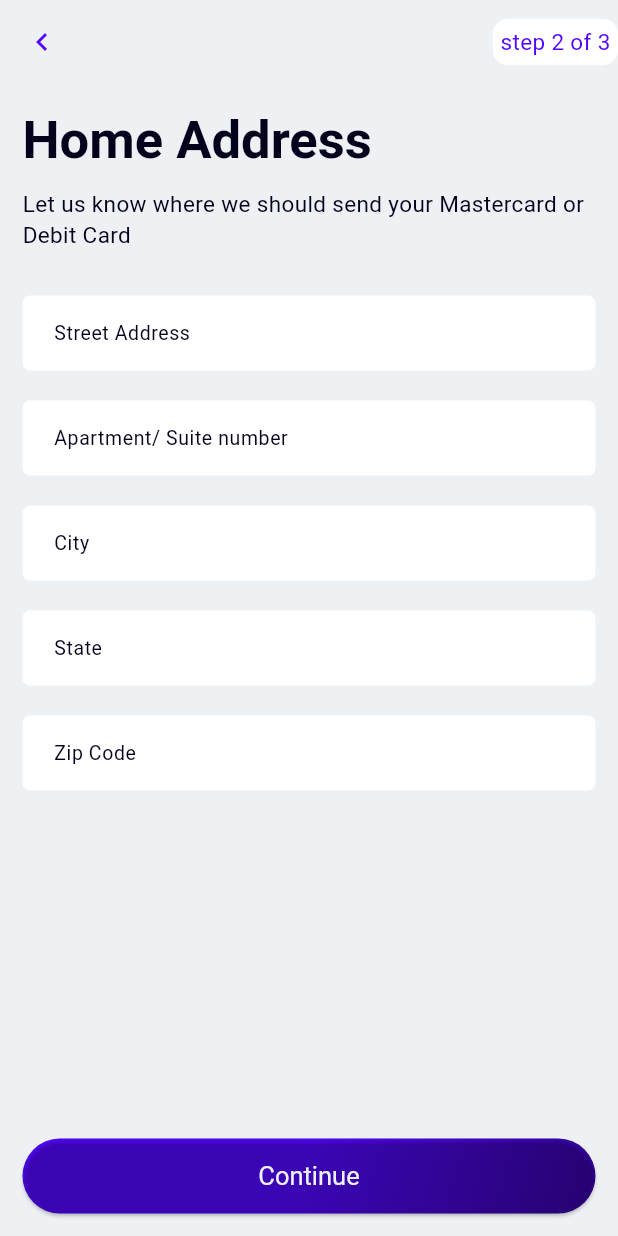
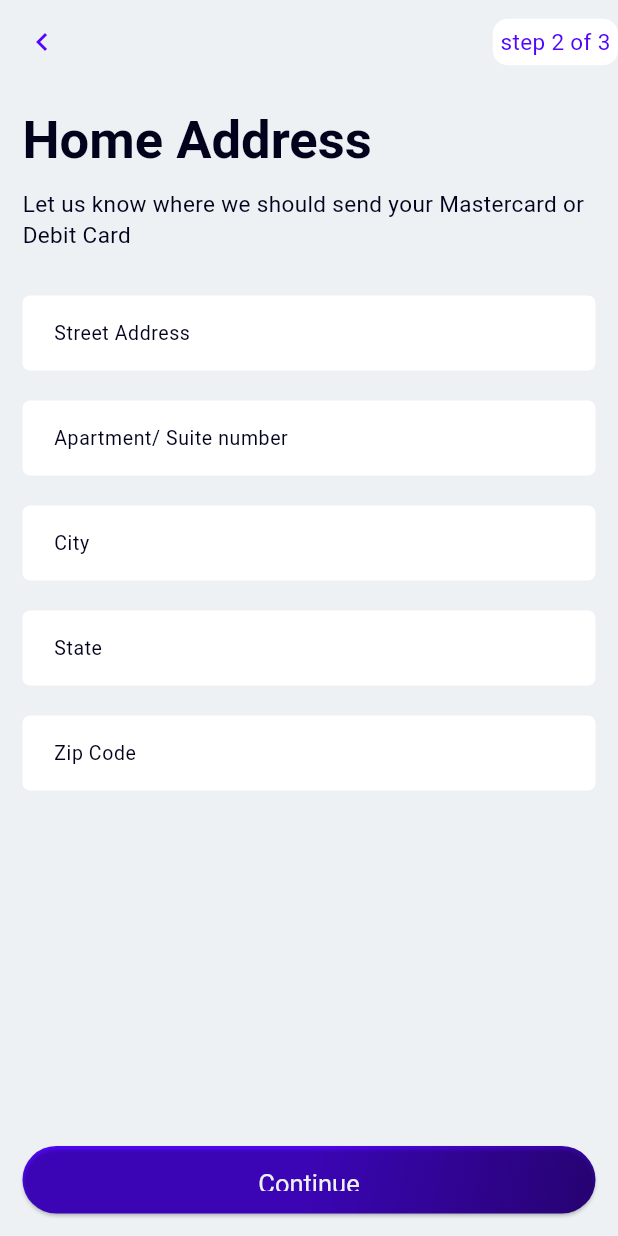
Before and after one commit to Bonnie-Bonhomie/CredifyThrift, a Flutter app: the AddressDetailsView screen opened by its route, on a phone screen of 412 x 824 dp. Run offline on Flutter 3.47's test engine with Material 3 defaults, Android fonts, the light colour scheme and no system bars; our stand-ins replace camera, file_picker, flutter_spinkit, image_picker, lottie, permission_handler and 2 more; Roboto replaces fonts that are missing (inter-Regular).

Commit message:
Changed the button size

```diff
--- a/lib/core/widgets/app_button.dart
+++ b/lib/core/widgets/app_button.dart
@@ -17,7 +17,7 @@ class AppButton extends StatelessWidget {
   @override
   Widget build(BuildContext context) {
     return Container(
-      height: 50,
+      height: 45,
       decoration: BoxDecoration(
         borderRadius: BorderRadius.circular(30),
         gradient: LinearGradient(colors: [
```
